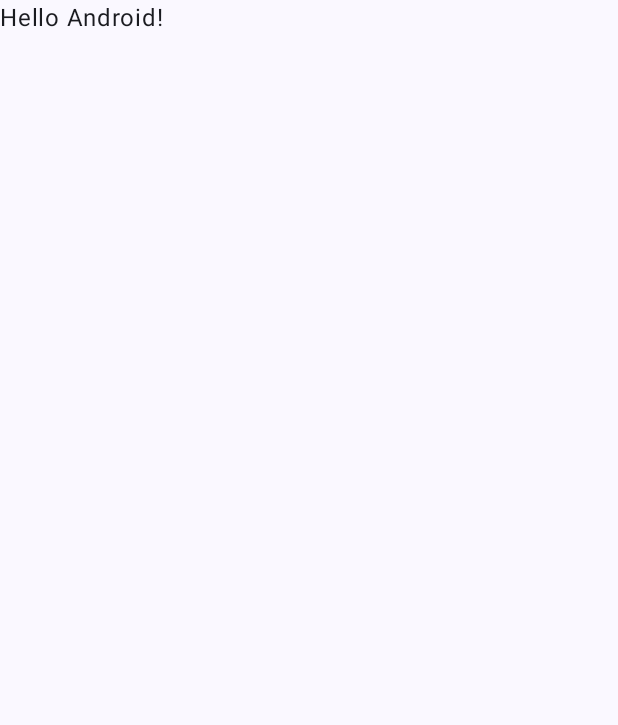
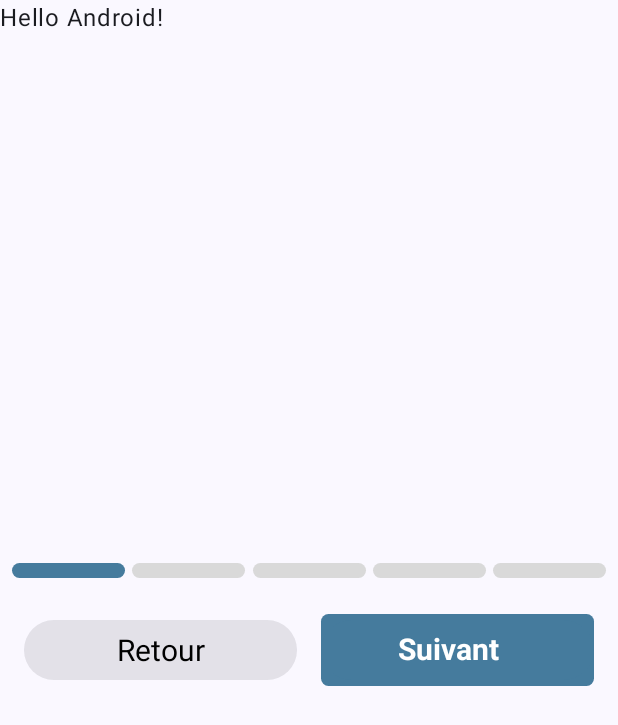
Before and after one commit to ColinSluck/bookit-mobile, an Android app built with Jetpack Compose: the screen it shows after launch (MainActivity), on a phone screen of 412 x 824 dp. Before the commit the part shown is almost empty. Shown: the top 725 px of the screen. Run offline under Robolectric (Android 15) with nearby library versions, the phone set to English and light mode, and no system bars.

Commit message:
push for merge

```diff
--- a/app/src/main/java/com/diiage/bookit/MainActivity.kt
+++ b/app/src/main/java/com/diiage/bookit/MainActivity.kt
@@ -11,7 +11,7 @@ import androidx.compose.runtime.Composable
 import androidx.compose.ui.Modifier
 import androidx.compose.ui.tooling.preview.Preview
 import com.diiage.bookit.ui.theme.BookItTheme
-
+import com.diiage.bookit.composables.Stepper
 class MainActivity : ComponentActivity() {
     override fun onCreate(savedInstanceState: Bundle?) {
         super.onCreate(savedInstanceState)
@@ -21,6 +21,8 @@ class MainActivity : ComponentActivity() {
                 Surface(modifier = Modifier.fillMaxSize(), color = MaterialTheme.colorScheme.background) {
                     Greeting("Android")
                 }
+
+                Stepper()
             }
         }
     }
--- /dev/null
+++ b/app/src/main/java/com/diiage/bookit/composables/Stepper.kt
@@ -0,0 +1,116 @@
+package com.diiage.bookit.composables
+
+import android.graphics.fonts.Font
+import android.graphics.fonts.FontFamily
+import androidx.compose.foundation.background
+import androidx.compose.foundation.layout.*
+import androidx.compose.foundation.shape.RoundedCornerShape
+import androidx.compose.foundation.text.BasicTextField
+import androidx.compose.foundation.text.KeyboardActions
+import androidx.compose.foundation.text.KeyboardOptions
+import androidx.compose.material3.*
+import androidx.compose.runtime.*
+import androidx.compose.ui.Alignment
+import androidx.compose.ui.Modifier
+import androidx.compose.ui.graphics.Color
+import androidx.compose.ui.platform.LocalDensity
+import androidx.compose.ui.platform.LocalSoftwareKeyboardController
+import androidx.compose.ui.text.TextStyle
+import androidx.compose.ui.text.font.FontWeight
+import androidx.compose.ui.text.input.ImeAction
+import androidx.compose.ui.unit.dp
+import androidx.compose.ui.unit.sp
+import com.diiage.bookit.R
+
+@Composable
+fun Stepper() {
+    var currentStep by remember { mutableStateOf(0) }
+
+    // Créez une liste de couleurs pour les étapes
+    val stepColors = listOf(
+        Color(0xFFD9D9D9), Color(0xFFD9D9D9), Color(0xFFD9D9D9), Color(0xFFD9D9D9), Color(0xFFD9D9D9)
+    )
+
+    Column(
+        modifier = Modifier.fillMaxSize(),
+        horizontalAlignment = Alignment.CenterHorizontally,
+        verticalArrangement = Arrangement.Center
+    ) {
+        // Créez une ligne de rectangles pour les étapes
+        Row(
+            modifier = Modifier.fillMaxWidth().padding(8.dp),
+            horizontalArrangement = Arrangement.SpaceBetween
+        ) {
+            stepColors.forEachIndexed { index, color ->
+                Box(
+                    modifier = Modifier
+                        .width(75.dp)
+                        .height(10.dp)
+                        .background(color = if (index <= currentStep) Color(0xFF457B9D) else color, shape = RoundedCornerShape(size = 5.dp)),
+                    contentAlignment = Alignment.Center
+                ) {
+                    // Vous pouvez ajouter du contenu personnalisé ici
+                }
+            }
+        }
+
+        Spacer(modifier = Modifier.height(16.dp))
+
+        // Boutons de navigation
+        Row(
+            horizontalArrangement = Arrangement.SpaceBetween
+        ) {
+            Button(
+                modifier = Modifier.weight(1f)
+                    .padding(start = 16.dp, end = 8.dp)
+                    .fillMaxWidth(),
+                colors = ButtonDefaults.buttonColors(Color.Transparent),
+                onClick = {
+                    if (currentStep > 0) {
+                        currentStep--
+                    }
+                },
+                enabled = currentStep > 0
+            ) {
+                Text(
+                    text = "Retour",
+                    style = TextStyle(
+                        fontSize = 20.sp,
+                        lineHeight = 24.sp,
+                        fontWeight = FontWeight(400),
+                        color = Color(0xFF000000),
+                    )
+                )
+            }
+
+            Button(
+                colors = ButtonDefaults.buttonColors(Color(0xFF457B9D)),
+                modifier = Modifier
+                    .padding(start = 8.dp, end = 16.dp)
+                    .width(215.dp)
+                    .weight(1f)
+                    .fillMaxWidth()
+                    .background(color = Color(0xFF457B9D), shape = RoundedCornerShape(size = 5.dp)),
+                onClick = {
+                    if (currentStep < stepColors.size - 1) {
+                        currentStep++
+                    }
+                },
+                enabled = currentStep < stepColors.size - 1
+            ) {
+                Text(
+                    text = "Suivant",
+                    modifier = Modifier
+                        .width(80.dp)
+                        .height(24.dp),
+                    style = TextStyle(
+                        fontSize = 20.sp,
+                        lineHeight = 24.sp,
+                        fontWeight = FontWeight(700),
+                        color = Color(0xFFFFFFFF),
+                    )
+                )
+            }
+        }
+    }
+}
--- a/build.gradle.kts
+++ b/build.gradle.kts
@@ -1,5 +1,5 @@
 // Top-level build file where you can add configuration options common to all sub-projects/modules.
 plugins {
-    id("com.android.application") version "8.0.0" apply false
+    id("com.android.application") version "8.1.1" apply false
     id("org.jetbrains.kotlin.android") version "1.8.10" apply false
 }
```
